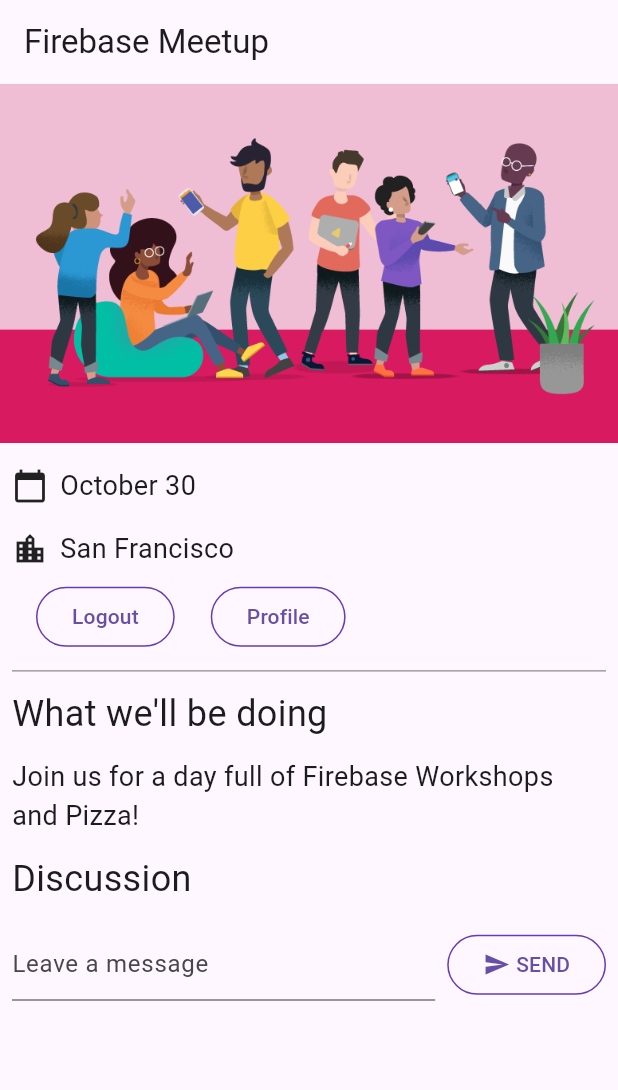
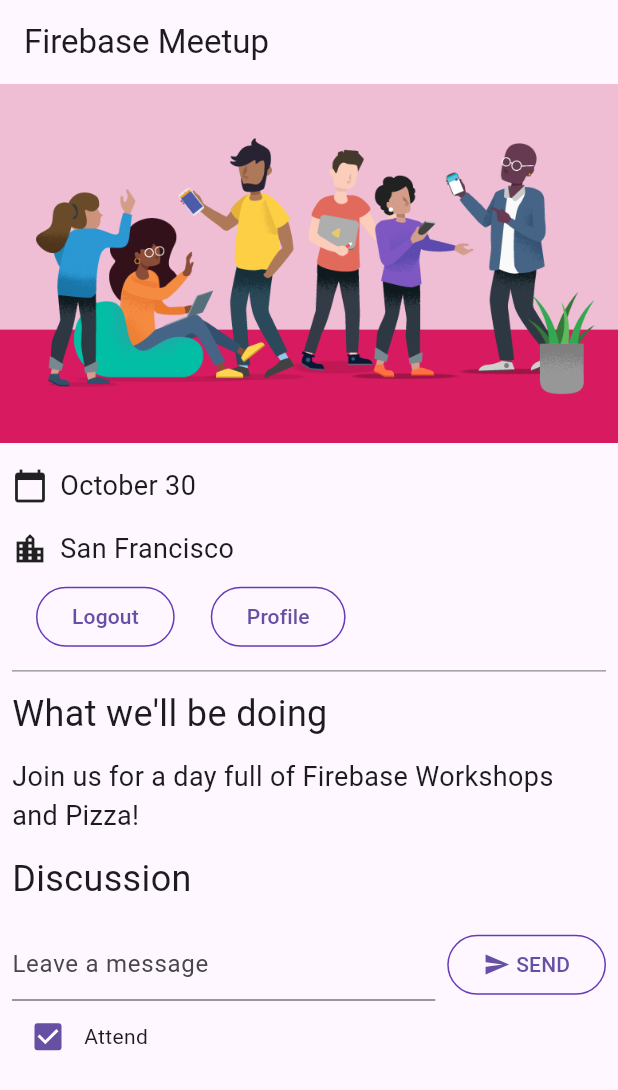
Before and after one commit to MustafaAyaz713/message-app, a Flutter app: the screen it shows once a user with an empty profile is signed in, on a phone screen of 412 x 824 dp. Shown: the top 1090 px of the screen. Run offline on Flutter 3.47's test engine with Material 3 defaults, Android fonts, the phone set to English and light mode, and no system bars; our stand-ins replace cloud_firestore, firebase_auth, firebase_core, go_router, google_fonts; missing offline and left inert: firebase_ui_auth, firebase_ui_oauth_google; accounts and stored records are empty.

Commit message:
30720068

```diff
--- /dev/null
+++ b/lib/app.dart
@@ -0,0 +1,15 @@
+import 'package:flutter/material.dart';
+import 'auth_gate.dart';
+
+class MyApp extends StatelessWidget {
+ const MyApp({super.key});
+ @override
+ Widget build(BuildContext context) {
+   return MaterialApp(
+     theme: ThemeData(
+       primarySwatch: Colors.blue,
+     ),
+     home: const AuthGate(),
+   );
+ }
+}
--- a/lib/app_state.dart
+++ b/lib/app_state.dart
@@ -2,6 +2,7 @@ import 'dart:async';
 import 'package:cloud_firestore/cloud_firestore.dart';
 import 'package:firebase_auth/firebase_auth.dart'
     hide EmailAuthProvider, PhoneAuthProvider;
+import 'package:firebase_ui_oauth_google/firebase_ui_oauth_google.dart'; // new
 import 'package:firebase_core/firebase_core.dart';
 import 'package:firebase_ui_auth/firebase_ui_auth.dart';
 import 'package:flutter/material.dart';
@@ -42,6 +43,7 @@ class ApplicationState extends ChangeNotifier {
 
     FirebaseUIAuth.configureProviders([
       EmailAuthProvider(),
+      GoogleProvider(clientId: "194268734639-an1jidrlf2f0ktl10jbqle4kduvd17rb.apps.googleusercontent.com"),  // new
     ]);
 
     FirebaseAuth.instance.userChanges().listen((user) {
--- a/lib/guest_book.dart
+++ b/lib/guest_book.dart
@@ -7,15 +7,16 @@ import 'src/widgets.dart';
 import 'guest_book_message.dart';
 
 class GuestBook extends StatefulWidget {
-  // Modify the following line:
   const GuestBook({
-    super.key,
+    Key? key,
     required this.addMessage,
     required this.messages,
-  });
+    required this.attend,
+  }) : super(key: key);
 
   final FutureOr<void> Function(String message) addMessage;
-  final List<GuestBookMessage> messages; // new
+  final List<GuestBookMessage> messages;
+  final bool attend;
 
   @override
   _GuestBookState createState() => _GuestBookState();
@@ -25,18 +26,27 @@ class _GuestBookState extends State<GuestBook> {
   final _formKey = GlobalKey<FormState>(debugLabel: '_GuestBookState');
   final _controller = TextEditingController();
 
+  bool _attend = false;
+
   @override
-  // Modify from here...
+  void initState() {
+    _attend = widget.attend;
+    super.initState();
+  }
+
+  @override
   Widget build(BuildContext context) {
     return Column(
       crossAxisAlignment: CrossAxisAlignment.start,
       children: [
-        // ...to here.
         Padding(
           padding: const EdgeInsets.all(8.0),
           child: Form(
             key: _formKey,
-            child: Row(
+            child: Column(
+              crossAxisAlignment: CrossAxisAlignment.start,
+              children: [
+                Row(
                   children: [
                     Expanded(
                       child: TextFormField(
@@ -70,15 +80,34 @@ class _GuestBookState extends State<GuestBook> {
                     ),
                   ],
                 ),
+                Row(
+                  children: [
+                    Checkbox(
+                      value: _attend,
+                      onChanged: (value) {
+                        setState(() {
+                          _attend = value ?? false;
+                        });
+                      },
+                    ),
+                    Text('Attend'),
+                  ],
+                ),
+              ],
             ),
           ),
-        // Modify from here...
+        ),
         const SizedBox(height: 8),
         for (var message in widget.messages)
-          Paragraph('${message.name}: ${message.message}'),
+          Text(
+            '${message.name}: ${message.message}',
+            style: TextStyle(
+              fontSize: 14,
+              color: _attend ? Colors.blue : Colors.red,
+            ),
+          ),
         const SizedBox(height: 8),
       ],
-      // ...to here.
     );
   }
 }
--- a/lib/home_page.dart
+++ b/lib/home_page.dart
@@ -41,7 +41,10 @@ class HomePage extends StatelessWidget {
           ),
           const Header("What we'll be doing"),
           const Paragraph(
-            'Join us for a day full of Firebase Workshops and Pizza!',
+            'Join us for a day full of Firebase Workshops and Pizza!', style: TextStyle(
+    fontSize: 14,
+    color: Colors.black,
+  ),
           ),
         Consumer<ApplicationState>(
   builder: (context, appState, _) => Column(
@@ -52,7 +55,7 @@ class HomePage extends StatelessWidget {
         GuestBook(
           addMessage: (message) =>
               appState.addMessageToGuestBook(message),
-          messages: appState.guestBookMessages, // new
+          messages: appState.guestBookMessages, attend: true, // new
         ),
       ],
     ],
--- a/lib/src/widgets.dart
+++ b/lib/src/widgets.dart
@@ -19,7 +19,7 @@ class Header extends StatelessWidget {
 }
 
 class Paragraph extends StatelessWidget {
-  const Paragraph(this.content, {super.key});
+  const Paragraph(this.content, {super.key, required TextStyle style});
   final String content;
   @override
   Widget build(BuildContext context) => Padding(
--- a/pubspec.yaml
+++ b/pubspec.yaml
@@ -42,6 +42,7 @@ dependencies:
   firebase_ui_auth: ^1.13.1
   provider: ^6.1.2
   cloud_firestore: ^4.15.10
+  firebase_ui_oauth_google: ^1.3.1
 
 dev_dependencies:
   flutter_test:
```
Also changed, not shown: lib/auth_gate.dart (added, +64 -0 lines), lib/home.dart (added, +59 -0 lines), pubspec.lock, 1 other file. Lines whose indentation alone changed are shown as unchanged.
